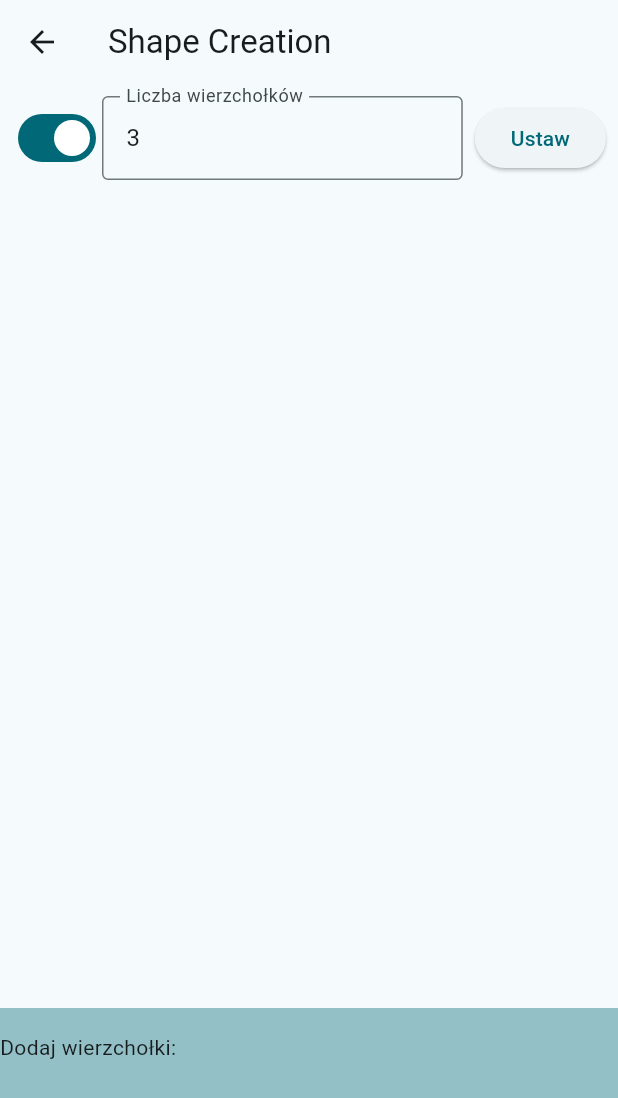
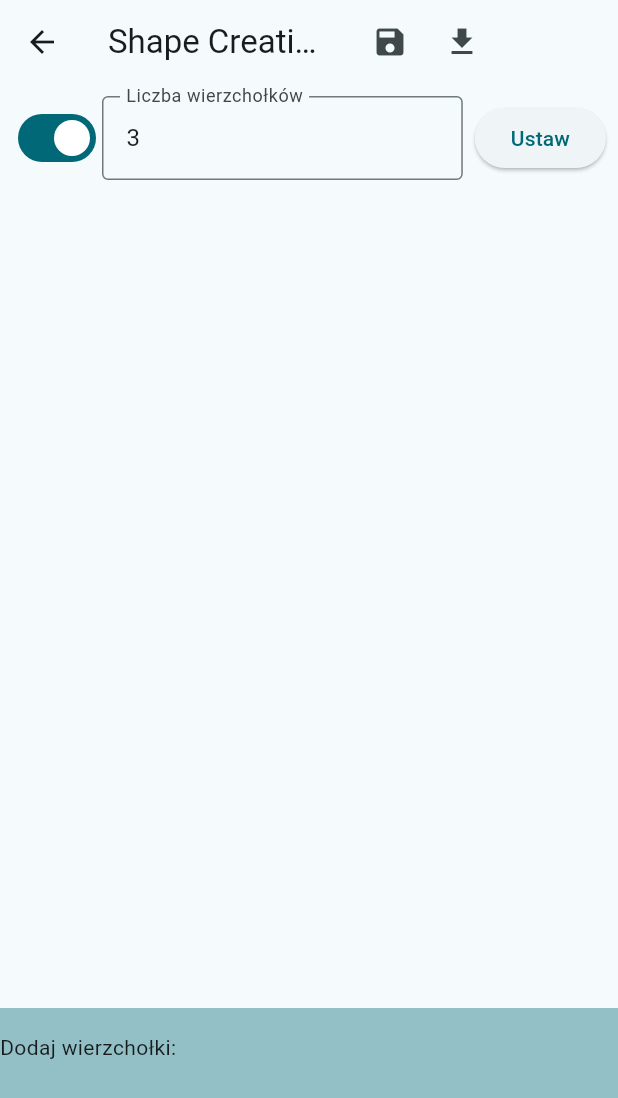
Before and after one commit to TR0U8L3-gif/flutter_paint, a Flutter app: the ShapeCreationPage screen opened directly with empty values, on a phone screen of 412 x 824 dp. Shown: the top 1098 px of the screen. Run offline on Flutter 3.47's test engine with Material 3 defaults, Android fonts, the phone set to English and light mode, and no system bars; our stand-ins replace bloc, equatable, file_picker, flutter_bloc, font_awesome_flutter, fpdart and 2 more.

Commit message:
zadanie 6

```diff
--- a/lib/src/presentation/pages/shape_creation_page.dart
+++ b/lib/src/presentation/pages/shape_creation_page.dart
@@ -53,7 +53,19 @@ class _ShapeCreationPageState extends State<ShapeCreationPage> {
       bloc: cubit,
       builder: (context, state) {
         return Scaffold(
-          appBar: AppBar(title: const Text("Shape Creation")),
+          appBar: AppBar(
+            title: const Text("Shape Creation"),
+            actions: [
+              IconButton(
+                icon: const Icon(Icons.save),
+                onPressed: () => cubit.save(context),
+              ),
+              IconButton(
+                  onPressed: () => cubit.load(context),
+                  icon: const Icon(Icons.download)),
+              const SizedBox(width: 80),
+            ],
+          ),
           body: Column(
             children: [
               // Pole tekstowe do wpisania liczby wierzchołków
@@ -291,7 +303,7 @@ class _ShapeCreationPageState extends State<ShapeCreationPage> {
                                           ),
                                         ),
                                         const SizedBox(width: 8),
-                                        if(type == ShapeMoveType.move)
+                                        if (type == ShapeMoveType.move)
                                           SizedBox(
                                             width: 80,
                                             child: TextField(
@@ -300,11 +312,12 @@ class _ShapeCreationPageState extends State<ShapeCreationPage> {
                                                 labelText: 'Y',
                                                 border: OutlineInputBorder(),
                                               ),
-                                            keyboardType: TextInputType.number,
+                                              keyboardType:
+                                                  TextInputType.number,
                                               onSubmitted: (value) =>
                                                   cubit.moveShape(
-                                                    Offset(
-                                                        0, double.parse(value)),
+                                                      Offset(0,
+                                                          double.parse(value)),
                                                       type),
                                             ),
                                           ),
```
Also changed, not shown: lib/src/presentation/logic/shape_cubit.dart (+92 -0 lines). Lines whose indentation alone changed are shown as unchanged.
